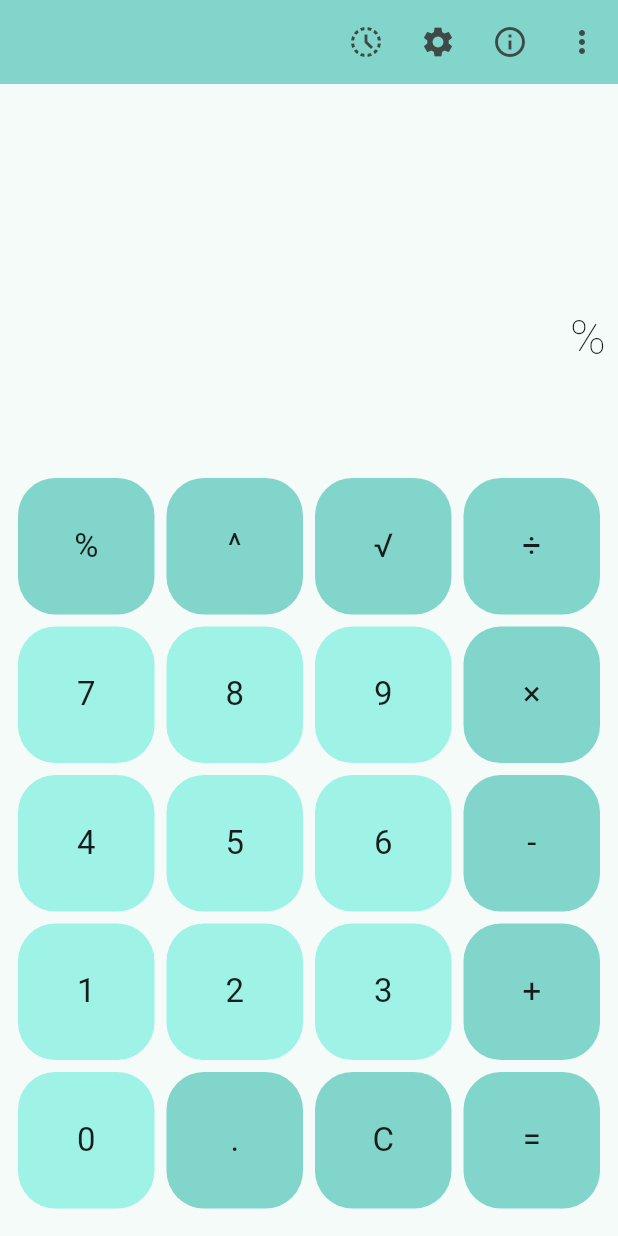
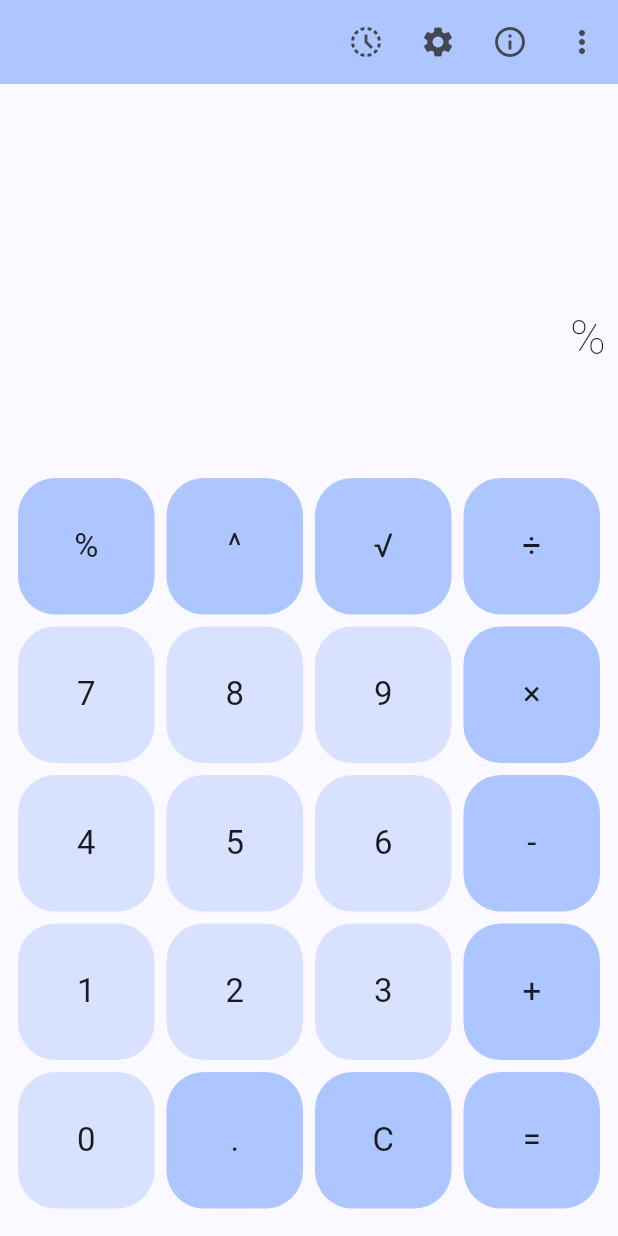
Before and after one commit to Faizan-26/calculator_app, a Flutter app: the screen it shows after launch, after a tap on an icon or button, on a phone screen of 412 x 824 dp. Run offline on Flutter 3.47's test engine with Material 3 defaults, Android fonts, the phone set to English and light mode, and no system bars; our stand-ins replace flutter_riverpod, math_expressions, shared_preferences, wakelock; missing offline and left inert: color_picker_field.

Commit message:
THEME COMPLETED

```diff
--- a/lib/localstorage/theme_storage.dart
+++ b/lib/localstorage/theme_storage.dart
@@ -16,9 +16,3 @@ class StoreTheme {
     return Color(colorValue);
   }
 }
-
-// class StoreCalculatorHistory {
-//   static const historyKey = "calculator_history";
-
-
-// }
--- a/lib/main.dart
+++ b/lib/main.dart
@@ -7,28 +7,61 @@ void main() {
   runApp(const ProviderScope(child: MyApp()));
 }
 
-class MyApp extends ConsumerWidget {
+// class MyApp extends ConsumerWidget {
+//   const MyApp({Key? key}) : super(key: key);
+
+//   @override
+//   Widget build(BuildContext context, WidgetRef ref) {
+//     Color? themeColor = ref.watch(colorProvider).color;
+
+//     themeColor = ref.watch(colorProvider).color;
+
+//     return MaterialApp(
+//       debugShowCheckedModeBanner: false,
+//       title: 'Calculator App',
+//       theme: ThemeData(
+//         colorScheme: ColorScheme.fromSeed(
+//           seedColor: themeColor,
+//         ),
+//       ),
+//       home: const CalculatorScreen(),
+//     );
+//   }
+// }
+
+class MyApp extends ConsumerStatefulWidget {
   const MyApp({Key? key}) : super(key: key);
 
   @override
-  Widget build(BuildContext context, WidgetRef ref) {
-    Color? themeColor;
-    Future<void> getSavedTheme() async {
-      themeColor = await ref.watch(colorProvider).getColor();
-      // return theme;
-    }
+  MyAppState createState() => MyAppState();
+}
 
-    // Color themeColor = getSavedTheme(ref);
-    getSavedTheme();
+class MyAppState extends ConsumerState<MyApp> {
+  Color? themeColor;
+  void setThemeFromStorage() async {
+    await ref.watch(colorProvider).getColor().then((value) {
+      setState(() {
+        themeColor = value;
+      });
+    });
+  }
+
+  @override
+  Widget build(BuildContext context) {
+    setThemeFromStorage();
     return MaterialApp(
       debugShowCheckedModeBanner: false,
       title: 'Calculator App',
       theme: ThemeData(
-        colorScheme: ColorScheme.fromSeed(
-          seedColor: themeColor ?? const Color.fromARGB(11, 50, 235, 217),
-        ),
+        colorScheme: themeColor != null
+            ? ColorScheme.fromSeed(
+                seedColor: themeColor!,
+              )
+            : null,
       ),
-      home: const CalculatorScreen(),
+      home: themeColor == null
+          ? const CircularProgressIndicator()
+          : const Center(child: CalculatorScreen()),
     );
   }
 }
```
